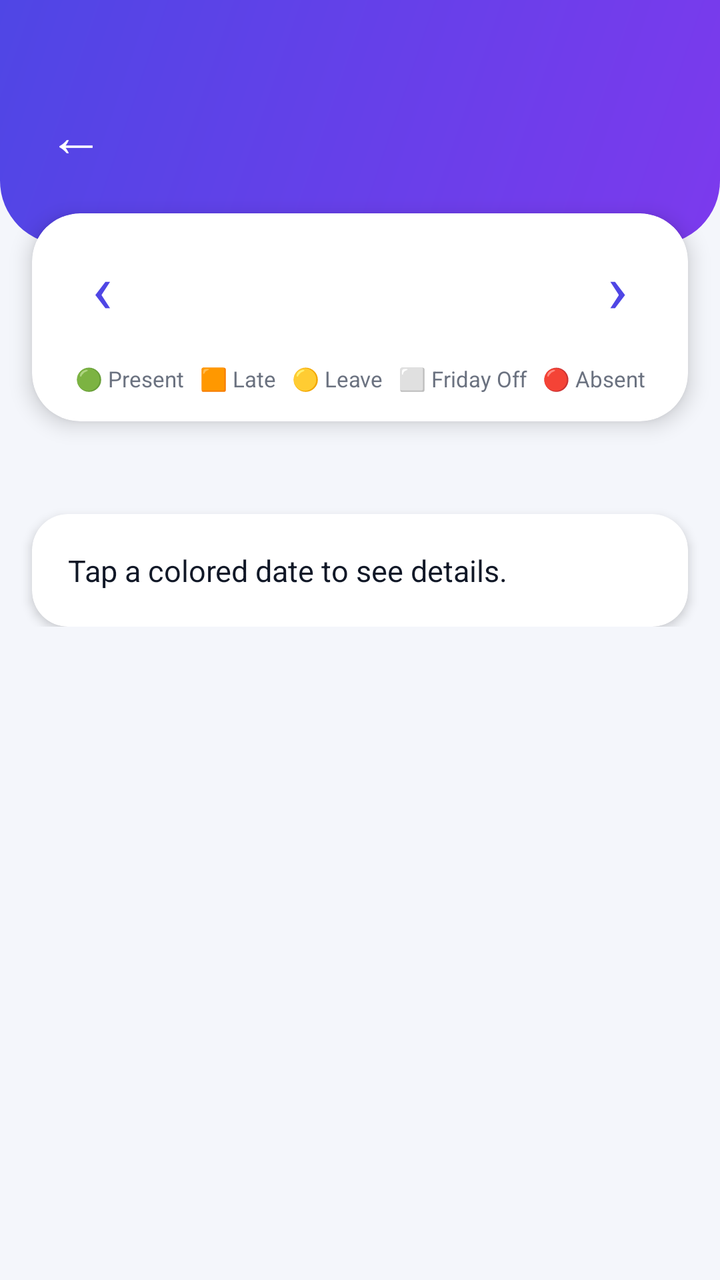
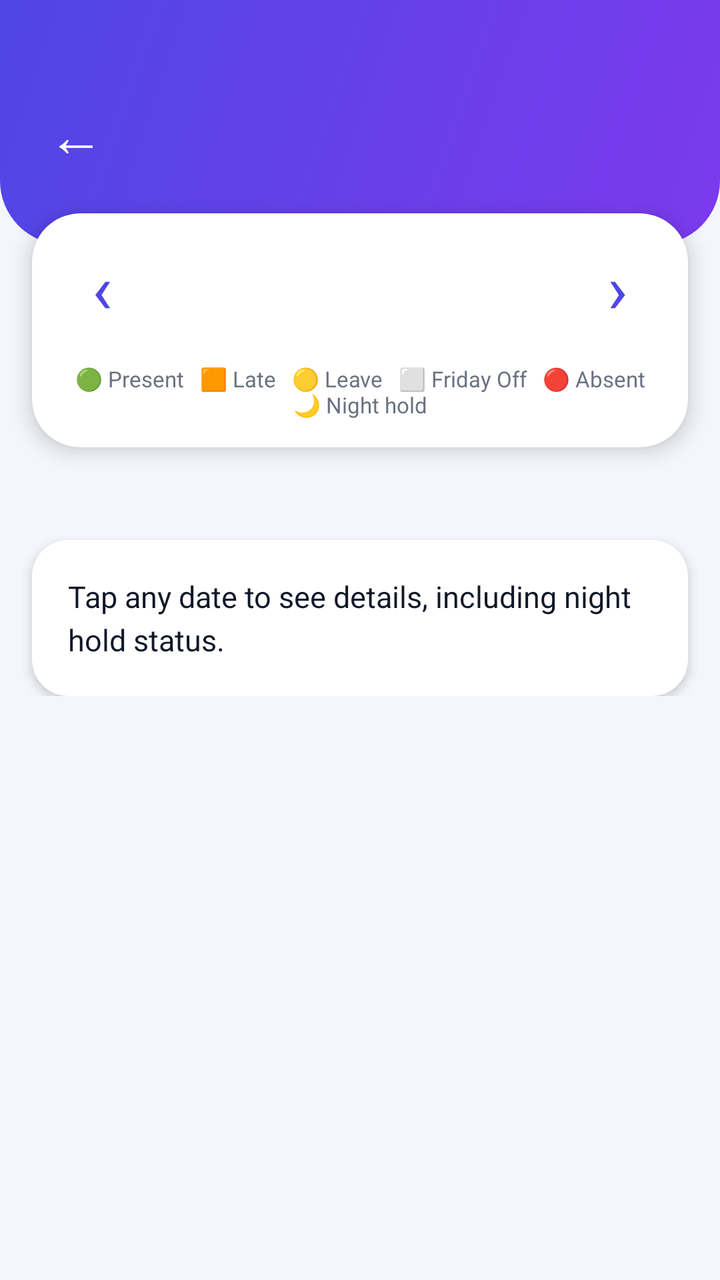

Two renders of the same Android screen: before a commit and after it. Below are the layout's source before the change and the commit's diff.
<!-- AndroidManifest.xml: application theme Theme.Attendance -->
<!-- res/layout/activity_calendar.xml -->
<?xml version="1.0" encoding="utf-8"?>
<ScrollView xmlns:android="http://schemas.android.com/apk/res/android"
    xmlns:app="http://schemas.android.com/apk/res-auto"
    android:layout_width="match_parent" android:layout_height="match_parent">
    <LinearLayout android:layout_width="match_parent" android:layout_height="wrap_content"
        android:orientation="vertical" android:paddingBottom="24dp">
        <include layout="@layout/header_bar" />
        <com.google.android.material.card.MaterialCardView
            android:layout_width="match_parent" android:layout_height="wrap_content"
            android:layout_marginStart="16dp" android:layout_marginEnd="16dp" android:layout_marginTop="-16dp"
            app:cardCornerRadius="24dp" app:cardElevation="6dp">
            <LinearLayout android:layout_width="match_parent" android:layout_height="wrap_content"
                android:orientation="vertical" android:padding="14dp">
                <LinearLayout android:layout_width="match_parent" android:layout_height="wrap_content"
                    android:gravity="center_vertical" android:orientation="horizontal">
                    <TextView android:id="@+id/btnPrev" android:text="‹" android:textSize="34sp" android:textColor="@color/primary"
                        android:paddingStart="16dp" android:paddingEnd="16dp" android:clickable="true" android:focusable="true"
                        android:layout_width="wrap_content" android:layout_height="wrap_content" />
                    <TextView android:id="@+id/tvMonth" android:textSize="19sp" android:textStyle="bold" android:textColor="@color/ink"
                        android:gravity="center" android:layout_width="0dp" android:layout_weight="1" android:layout_height="wrap_content" />
                    <TextView android:id="@+id/btnNext" android:text="›" android:textSize="34sp" android:textColor="@color/primary"
                        android:paddingStart="16dp" android:paddingEnd="16dp" android:clickable="true" android:focusable="true"
                        android:layout_width="wrap_content" android:layout_height="wrap_content" />
                </LinearLayout>
                <GridLayout android:id="@+id/grid" android:columnCount="7" android:layout_marginTop="6dp"
                    android:layout_width="match_parent" android:layout_height="wrap_content" />
                <TextView android:text="🟢 Present   🟧 Late   🟡 Leave   ⬜ Friday Off   🔴 Absent" android:textSize="11sp" android:textColor="@color/muted"
                    android:gravity="center" android:layout_marginTop="10dp"
                    android:layout_width="match_parent" android:layout_height="wrap_content" />
            </LinearLayout>
        </com.google.android.material.card.MaterialCardView>
        <TextView android:id="@+id/tvCount" android:textSize="15sp" android:textStyle="bold" android:textColor="@color/ink"
            android:layout_marginStart="20dp" android:layout_marginEnd="20dp" android:layout_marginTop="16dp"
            android:layout_width="match_parent" android:layout_height="wrap_content" />
        <com.google.android.material.card.MaterialCardView
            android:layout_width="match_parent" android:layout_height="wrap_content"
            android:layout_marginStart="16dp" android:layout_marginEnd="16dp" android:layout_marginTop="10dp"
            app:cardCornerRadius="18dp" app:cardElevation="3dp">
            <TextView android:id="@+id/tvDetail" android:text="Tap a colored date to see details."
                android:textSize="15sp" android:textColor="@color/ink" android:lineSpacingExtra="4dp" android:padding="18dp"
                android:layout_width="match_parent" android:layout_height="wrap_content" />
        </com.google.android.material.card.MaterialCardView>
    </LinearLayout>
</ScrollView>
<!-- res/layout/header_bar.xml (included above) -->
<?xml version="1.0" encoding="utf-8"?>
<LinearLayout xmlns:android="http://schemas.android.com/apk/res/android"
    android:layout_width="match_parent" android:layout_height="wrap_content"
    android:background="@drawable/bg_header" android:gravity="center_vertical"
    android:orientation="horizontal" android:paddingStart="16dp" android:paddingEnd="16dp"
    android:paddingTop="40dp" android:paddingBottom="28dp">
    <TextView android:id="@+id/btnBack" android:text="←" android:textSize="28sp"
        android:textColor="#FFFFFF" android:padding="8dp" android:clickable="true" android:focusable="true"
        android:layout_width="wrap_content" android:layout_height="wrap_content" />
    <TextView android:id="@+id/tvTitle" android:textSize="22sp" android:textStyle="bold"
        android:textColor="#FFFFFF" android:layout_marginStart="8dp"
        android:layout_width="0dp" android:layout_weight="1" android:layout_height="wrap_content" />
    <TextView android:id="@+id/btnRefresh" android:text="⟳" android:textSize="24sp" android:visibility="gone"
        android:textColor="#FFFFFF" android:padding="8dp" android:clickable="true" android:focusable="true"
        android:layout_width="wrap_content" android:layout_height="wrap_content" />
</LinearLayout>
<!-- resources referenced by this layout -->
<resources>
  <color name="ink">#111827</color>
  <color name="muted">#6B7280</color>
  <color name="primary">#4F46E5</color>
  <!-- drawable bg_header (drawable) -->
  <?xml version="1.0" encoding="utf-8"?>
  <shape xmlns:android="http://schemas.android.com/apk/res/android" android:shape="rectangle">
      <gradient android:startColor="#4F46E5" android:endColor="#7C3AED" android:angle="315" />
      <corners android:bottomLeftRadius="32dp" android:bottomRightRadius="32dp" />
  </shape>
  <style name="Theme.Attendance" parent="Theme.MaterialComponents.Light.NoActionBar">
          <item name="colorPrimary">@color/primary</item>
          <item name="colorPrimaryVariant">@color/primary_dark</item>
          <item name="colorOnPrimary">@color/white</item>
          <item name="colorSecondary">@color/accent</item>
          <item name="android:windowBackground">@color/bg</item>
          <item name="android:statusBarColor">@color/primary_dark</item>
          <item name="materialButtonStyle">@style/Btn</item>
      </style>
  <color name="primary_dark">#3730A3</color>
  <color name="white">#FFFFFF</color>
  <color name="accent">#14B8A6</color>
  <color name="bg">#F4F6FB</color>
  <style name="Btn" parent="Widget.MaterialComponents.Button">
          <item name="cornerRadius">14dp</item>
          <item name="android:textAllCaps">false</item>
          <item name="android:textSize">16sp</item>
          <item name="android:textStyle">bold</item>
          <item name="android:letterSpacing">0</item>
          <item name="android:minHeight">54dp</item>
      </style>
</resources>

<!-- the commit's change to res/layout/activity_calendar.xml (unified diff, before → after) -->
@@ -24,7 +24,7 @@
                 </LinearLayout>
                 <GridLayout android:id="@+id/grid" android:columnCount="7" android:layout_marginTop="6dp"
                     android:layout_width="match_parent" android:layout_height="wrap_content" />
-                <TextView android:text="🟢 Present   🟧 Late   🟡 Leave   ⬜ Friday Off   🔴 Absent" android:textSize="11sp" android:textColor="@color/muted"
+                <TextView android:text="🟢 Present   🟧 Late   🟡 Leave   ⬜ Friday Off   🔴 Absent   🌙 Night hold" android:textSize="11sp" android:textColor="@color/muted"
                     android:gravity="center" android:layout_marginTop="10dp"
                     android:layout_width="match_parent" android:layout_height="wrap_content" />
             </LinearLayout>
@@ -36,7 +36,7 @@
             android:layout_width="match_parent" android:layout_height="wrap_content"
             android:layout_marginStart="16dp" android:layout_marginEnd="16dp" android:layout_marginTop="10dp"
             app:cardCornerRadius="18dp" app:cardElevation="3dp">
-            <TextView android:id="@+id/tvDetail" android:text="Tap a colored date to see details."
+            <TextView android:id="@+id/tvDetail" android:text="Tap any date to see details, including night hold status."
                 android:textSize="15sp" android:textColor="@color/ink" android:lineSpacingExtra="4dp" android:padding="18dp"
                 android:layout_width="match_parent" android:layout_height="wrap_content" />
         </com.google.android.material.card.MaterialCardView>
